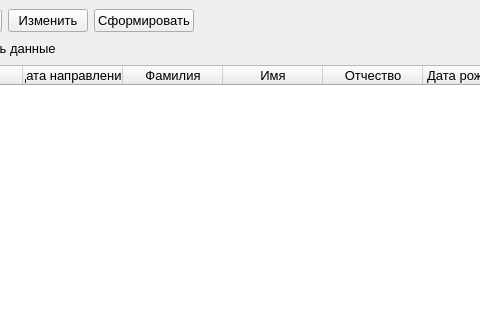
This is UI/ui_ui/research_main_window.ui in drPonihvost/research_referral_forms as Qt 5 draws it before an edit; both pictures show x 87 to 567 and y 0 to 320 of the 1024 by 768 pixel window. The edited form follows.
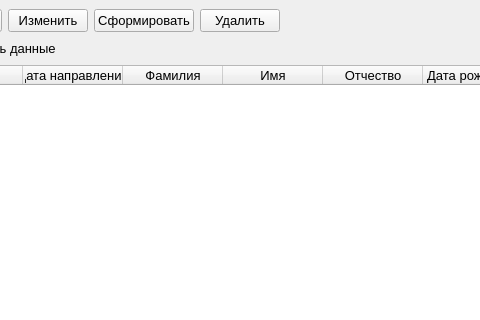
This is the edited form.

The edit to the form file:
```diff
--- a/UI/ui_ui/research_main_window.ui
+++ b/UI/ui_ui/research_main_window.ui
@@ -53,6 +53,13 @@
             </property>
            </widget>
           </item>
+          <item>
+           <widget class="QPushButton" name="delete_pb">
+            <property name="text">
+             <string>Удалить</string>
+            </property>
+           </widget>
+          </item>
           <item>
            <spacer name="horizontalSpacer">
             <property name="orientation">
```
